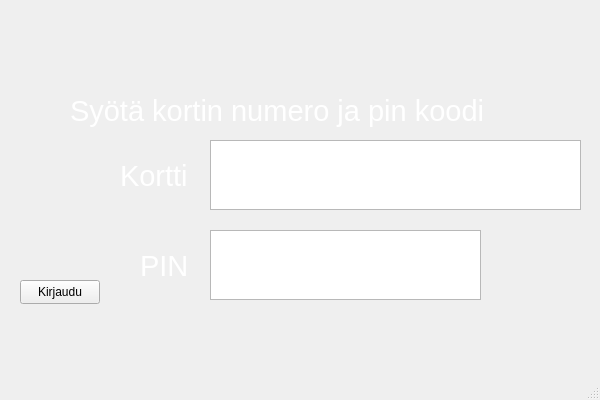
Before: the Qt Designer form frontend/mainwindow.ui in 22kmo-project/group_3, drawn with Qt 5.
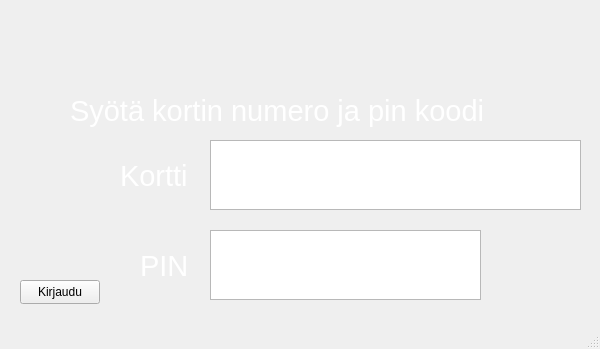
After: the same form once the commit is applied. Icons and pictures are not drawn.

```diff
--- a/frontend/mainwindow.ui
+++ b/frontend/mainwindow.ui
@@ -7,7 +7,7 @@
     <x>0</x>
     <y>0</y>
     <width>600</width>
-    <height>400</height>
+    <height>349</height>
    </rect>
   </property>
   <property name="windowTitle">
```
